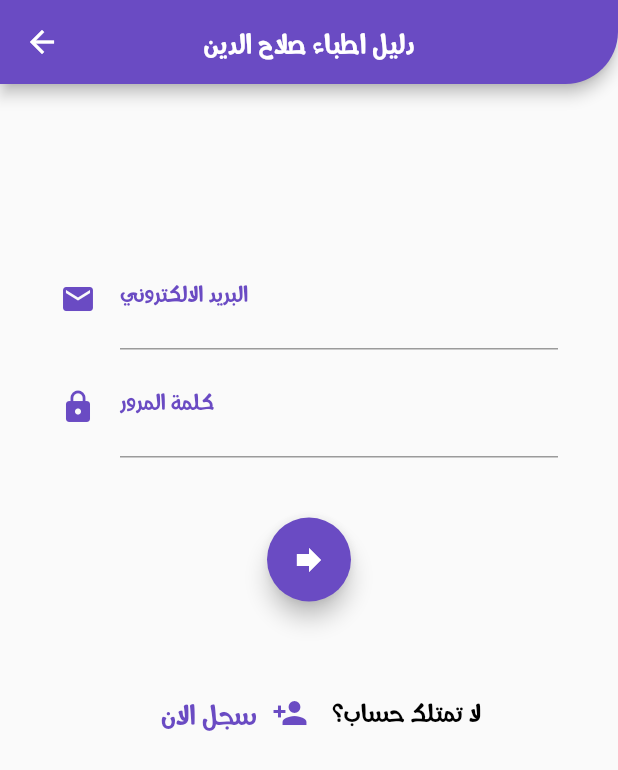
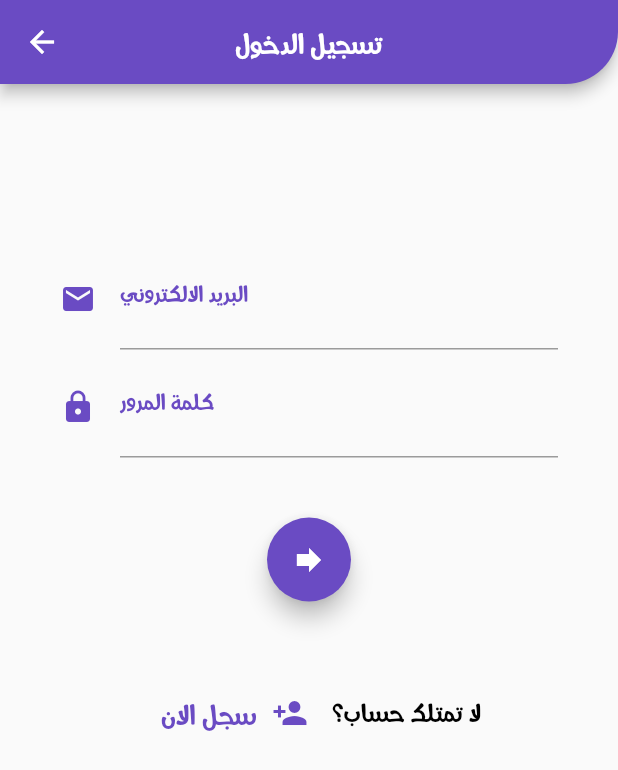
Before and after one commit to mahmodcodeforiraq/doctors_of_salahaldin_flutter, a Flutter app: the LoginPage screen opened by its route, on a phone screen of 412 x 824 dp. Shown: the top 770 px of the screen. Run offline on Flutter 3.47's test engine with Material 2 defaults, Android fonts, the phone set to English and light mode, and no system bars; our stand-ins replace firebase_auth, firebase_database, firebase_storage, fluttertoast, image_picker, shared_preferences; accounts and stored records are empty.

Commit message:
Update LoginPage.dart

```diff
--- a/lib/UI_Pages/LoginPage.dart
+++ b/lib/UI_Pages/LoginPage.dart
@@ -27,7 +27,7 @@ class StateLoginPage extends State<LoginPage>{
           shape: RoundedRectangleBorder(
               borderRadius: new BorderRadius.only(bottomRight: Radius.circular(35))
           ),
-          title: new Text("دليل اطباء صلاح الدين"),
+          title: new Text("تسجيل الدخول"),
           centerTitle: true,
           backgroundColor: Color(0xff6A4BC3),
         ),
```
